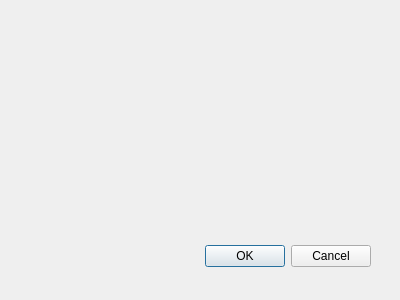
OtterBrowser/otter-browser, file src/ui/StartupDialog.ui: the form before one commit.
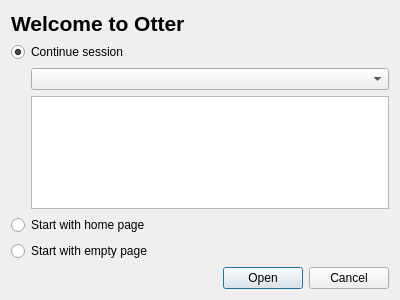
The form after the commit.

Commit message: Initial layout for Startup Dialog, references #241

The edit to the form file:
```diff
--- a/src/ui/StartupDialog.ui
+++ b/src/ui/StartupDialog.ui
@@ -10,22 +10,112 @@
     <height>300</height>
    </rect>
   </property>
-  <widget class="QDialogButtonBox" name="buttonBox">
-   <property name="geometry">
-    <rect>
-     <x>30</x>
-     <y>240</y>
-     <width>341</width>
-     <height>32</height>
-    </rect>
-   </property>
-   <property name="orientation">
-    <enum>Qt::Horizontal</enum>
-   </property>
-   <property name="standardButtons">
-    <set>QDialogButtonBox::Cancel|QDialogButtonBox::Ok</set>
-   </property>
-  </widget>
+  <property name="windowTitle">
+   <string>Welcome to Otter</string>
+  </property>
+  <layout class="QVBoxLayout" name="verticalLayout" stretch="0,0,0,0,0,0">
+   <item>
+    <widget class="QLabel" name="headerLabel">
+     <property name="font">
+      <font>
+       <pointsize>16</pointsize>
+       <weight>75</weight>
+       <bold>true</bold>
+      </font>
+     </property>
+     <property name="text">
+      <string>Welcome to Otter</string>
+     </property>
+    </widget>
+   </item>
+   <item>
+    <widget class="QRadioButton" name="sessionButton">
+     <property name="text">
+      <string>Continue session</string>
+     </property>
+     <property name="checked">
+      <bool>true</bool>
+     </property>
+     <attribute name="buttonGroup">
+      <string notr="true">buttonGroup</string>
+     </attribute>
+    </widget>
+   </item>
+   <item>
+    <layout class="QHBoxLayout" name="horizontalLayout">
+     <item>
+      <spacer name="horizontalSpacer">
+       <property name="orientation">
+        <enum>Qt::Horizontal</enum>
+       </property>
+       <property name="sizeType">
+        <enum>QSizePolicy::Fixed</enum>
+       </property>
+       <property name="sizeHint" stdset="0">
+        <size>
+         <width>20</width>
+         <height>0</height>
+        </size>
+       </property>
+      </spacer>
+     </item>
+     <item>
+      <widget class="QWidget" name="widget" native="true">
+       <layout class="QVBoxLayout" name="verticalLayout_2">
+        <property name="leftMargin">
+         <number>0</number>
+        </property>
+        <property name="topMargin">
+         <number>0</number>
+        </property>
+        <property name="rightMargin">
+         <number>0</number>
+        </property>
+        <property name="bottomMargin">
+         <number>0</number>
+        </property>
+        <item>
+         <widget class="QComboBox" name="sessionComboBox"/>
+        </item>
+        <item>
+         <widget class="QTreeView" name="tabsTreeView"/>
+        </item>
+       </layout>
+      </widget>
+     </item>
+    </layout>
+   </item>
+   <item>
+    <widget class="QRadioButton" name="homePageButton">
+     <property name="text">
+      <string>Start with home page</string>
+     </property>
+     <attribute name="buttonGroup">
+      <string notr="true">buttonGroup</string>
+     </attribute>
+    </widget>
+   </item>
+   <item>
+    <widget class="QRadioButton" name="emptyPageButton">
+     <property name="text">
+      <string>Start with empty page</string>
+     </property>
+     <attribute name="buttonGroup">
+      <string notr="true">buttonGroup</string>
+     </attribute>
+    </widget>
+   </item>
+   <item>
+    <widget class="QDialogButtonBox" name="buttonBox">
+     <property name="orientation">
+      <enum>Qt::Horizontal</enum>
+     </property>
+     <property name="standardButtons">
+      <set>QDialogButtonBox::Cancel|QDialogButtonBox::Open</set>
+     </property>
+    </widget>
+   </item>
+  </layout>
  </widget>
  <resources/>
  <connections>
```
Left out of the diff: 3 changed lines with no effect on the pictures.
